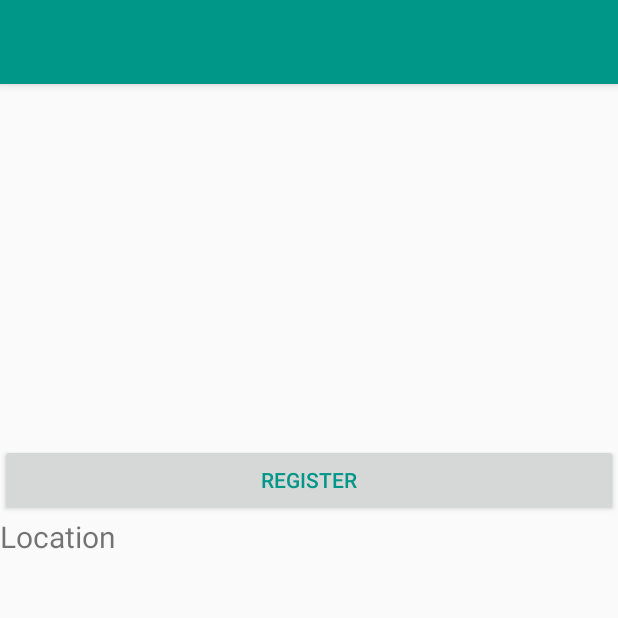
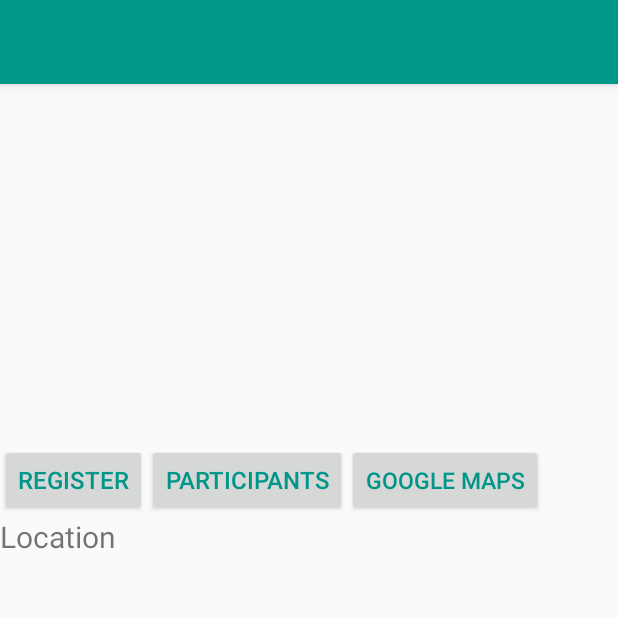
Before and after one commit to tolgasaglik/RedCarpet, an Android app: the PartyCheckinActivity screen opened directly, with no data from a screen before it, on a phone screen of 412 x 824 dp, the top half of it. Run offline under Robolectric (Android 15) with nearby library versions, the phone set to English and light mode, and no system bars; our stand-ins replace Firebase (no records; nobody signed in at launch, a user with empty details on screens opened directly), Picasso; pictures from the network do not load; 6 statements that could not run were skipped.

Commit message:
Participant list for each party

```diff
--- a/app/src/main/java/com/example/saglik/redcarpetapp/Activity/ParticipantActivity.java
+++ b/app/src/main/java/com/example/saglik/redcarpetapp/Activities/ParticipantActivity.java
@@ -1,4 +1,4 @@
-package com.example.saglik.redcarpetapp.Activity;
+package com.example.saglik.redcarpetapp.Activities;
 
 import android.support.v7.app.AppCompatActivity;
 import android.os.Bundle;
--- a/app/src/main/java/com/example/saglik/redcarpetapp/Activity/PartyCheckinActivity.java
+++ b/app/src/main/java/com/example/saglik/redcarpetapp/Activities/PartyCheckinActivity.java
@@ -1,12 +1,17 @@
-package com.example.saglik.redcarpetapp.Activity;
+package com.example.saglik.redcarpetapp.Activities;
 
+import android.app.Dialog;
 import android.content.Intent;
 import android.net.Uri;
 import android.support.v7.app.AppCompatActivity;
 import android.os.Bundle;
 import android.view.View;
+import android.widget.Adapter;
+import android.widget.ArrayAdapter;
 import android.widget.Button;
 import android.widget.ImageView;
+import android.widget.ListView;
+import android.widget.PopupMenu;
 import android.widget.TextView;
 
 import com.example.saglik.redcarpetapp.Classes.Party;
@@ -15,13 +20,15 @@ import com.example.saglik.redcarpetapp.Database.DatabaseWriter;
 import com.example.saglik.redcarpetapp.R;
 import com.google.firebase.auth.FirebaseAuth;
 import com.google.firebase.auth.FirebaseUser;
-import com.google.firebase.database.ChildEventListener;
 import com.google.firebase.database.DataSnapshot;
 import com.google.firebase.database.DatabaseError;
 import com.google.firebase.database.DatabaseReference;
 import com.google.firebase.database.FirebaseDatabase;
 import com.google.firebase.database.ValueEventListener;
 import com.squareup.picasso.Picasso;
+
+import java.util.ArrayList;
+import java.util.List;
 
 public class PartyCheckinActivity extends AppCompatActivity {
 
@@ -31,18 +38,22 @@ public class PartyCheckinActivity extends AppCompatActivity {
     TextView organizerView;
     ImageView imageView;
     Button registerButton;
+    Button mapsButton;
+    Button participantButton;
     Party currentParty = new Party();
     User user = new User();
     DatabaseReference mDatabase;
     String partyName;
     boolean isParticipant;
+    ListView participantList;
+    ArrayList<String> participantNames = new ArrayList<>();
 
     @Override
     protected void onCreate(Bundle savedInstanceState) {
         super.onCreate(savedInstanceState);
         setContentView(R.layout.activity_party_checkin);
 
-        Intent intent = getIntent();
+        final Intent intent = getIntent();
         partyName = intent.getStringExtra("partyName");
         setTitle(partyName);
 
@@ -52,6 +63,8 @@ public class PartyCheckinActivity extends AppCompatActivity {
         infoView = findViewById(R.id.infoView);
         imageView = findViewById(R.id.imageView);
         registerButton = findViewById(R.id.registerButton);
+        mapsButton = findViewById(R.id.mapsButton);
+        participantButton = findViewById(R.id.participantButton);
 
 
 
@@ -73,7 +86,7 @@ public class PartyCheckinActivity extends AppCompatActivity {
             }
         });
         //Open googlemaps on click
-        locationView.setOnClickListener(new View.OnClickListener() {
+        mapsButton.setOnClickListener(new View.OnClickListener() {
             @Override
             public void onClick(View view) {
                 String map = "http://maps.google.co.in/maps?q=" + currentParty.getLocation();
@@ -95,7 +108,32 @@ public class PartyCheckinActivity extends AppCompatActivity {
                     dbWriter.removeParticipanFromParty(partyID);
                     registerButton.setText("REGISTER");
                 }
+            }
+        });
+        participantList = findViewById(R.id.participantList);
+        DatabaseReference mDatabase = FirebaseDatabase.getInstance().getReference("parties/"+partyName+"/participants/");
+        mDatabase.addValueEventListener(new ValueEventListener() {
+            @Override
+            public void onDataChange(DataSnapshot dataSnapshot) {
+                for(DataSnapshot ds : dataSnapshot.getChildren()){
+                    participantNames.add(ds.getValue().toString());
+                }
+            }
+            @Override
+            public void onCancelled(DatabaseError databaseError) {}
+        });
 
+
+        final ArrayAdapter<String> adapter = new ArrayAdapter<>(getApplicationContext(), android.R.layout.simple_list_item_1, participantNames);
+        participantButton.setOnClickListener(new View.OnClickListener() {
+            @Override
+            public void onClick(View view) {
+                final Dialog dialog = new Dialog(PartyCheckinActivity.this);
+                dialog.setContentView(R.layout.participant_dialog);
+                dialog.setTitle("Participants");
+                participantList = (ListView) dialog.findViewById(R.id.participantList);
+                participantList.setAdapter(adapter);
+                dialog.show();
             }
         });
     }
--- a/app/src/main/java/com/example/saglik/redcarpetapp/Activity/PartyCreateActivity.java
+++ b/app/src/main/java/com/example/saglik/redcarpetapp/Activities/PartyCreateActivity.java
@@ -1,4 +1,4 @@
-package com.example.saglik.redcarpetapp.Activity;
+package com.example.saglik.redcarpetapp.Activities;
 
 import android.content.Intent;
 import android.graphics.PorterDuff;
--- a/app/src/main/java/com/example/saglik/redcarpetapp/Activity/ProfileActivity.java
+++ b/app/src/main/java/com/example/saglik/redcarpetapp/Activities/ProfileActivity.java
@@ -1,4 +1,4 @@
-package com.example.saglik.redcarpetapp.Activity;
+package com.example.saglik.redcarpetapp.Activities;
 
 import android.content.Intent;
 import android.support.v7.app.AppCompatActivity;
--- a/app/src/main/res/layout-land/activity_party_checkin.xml
+++ b/app/src/main/res/layout-land/activity_party_checkin.xml
@@ -4,7 +4,7 @@
     xmlns:tools="http://schemas.android.com/tools"
     android:layout_width="match_parent"
     android:layout_height="match_parent"
-    tools:context="com.example.saglik.redcarpetapp.Activity.PartyCheckinActivity">
+    tools:context="com.example.saglik.redcarpetapp.Activities.PartyCheckinActivity">
 
     <ImageView
         android:id="@+id/imageView"
--- a/app/src/main/res/layout/activity_participant.xml
+++ b/app/src/main/res/layout/activity_participant.xml
@@ -4,6 +4,6 @@
     xmlns:tools="http://schemas.android.com/tools"
     android:layout_width="match_parent"
     android:layout_height="match_parent"
-    tools:context="com.example.saglik.redcarpetapp.Activity.ParticipantActivity">
+    tools:context="com.example.saglik.redcarpetapp.Activities.ParticipantActivity">
 
 </android.support.constraint.ConstraintLayout>
--- a/app/src/main/res/layout/activity_party_checkin.xml
+++ b/app/src/main/res/layout/activity_party_checkin.xml
@@ -4,17 +4,15 @@
     xmlns:tools="http://schemas.android.com/tools"
     android:layout_width="match_parent"
     android:layout_height="match_parent"
-    tools:context="com.example.saglik.redcarpetapp.Activity.PartyCheckinActivity">
-
-
+    tools:context="com.example.saglik.redcarpetapp.Activities.PartyCheckinActivity">
 
 
     <LinearLayout
         android:id="@+id/imageLayout"
         android:layout_width="360dp"
         android:layout_height="240dp"
-        android:orientation="horizontal"
-        android:layout_centerHorizontal="true">
+        android:layout_centerHorizontal="true"
+        android:orientation="horizontal">
 
         <ImageView
             android:id="@+id/imageView"
@@ -28,15 +26,33 @@
 
     <Button
         android:id="@+id/registerButton"
-        android:layout_width="match_parent"
+        android:layout_width="wrap_content"
         android:layout_height="wrap_content"
+        android:layout_alignParentStart="true"
+        android:layout_below="@+id/imageLayout"
+        android:text="unregister"
+        android:textSize="16sp"
+        android:textColor="@color/colorPrimary" />
+
+    <Button
+        android:id="@+id/participantButton"
+        android:layout_width="wrap_content"
+        android:layout_height="wrap_content"
+        android:layout_toEndOf="@id/registerButton"
         android:layout_below="@id/imageLayout"
-        android:textColor="@color/colorPrimary"
-        android:text="register this event"/>
+        android:text="participants"
+        android:textSize="16sp"
+        android:textColor="@color/colorPrimary"/>
 
-    <android.support.v7.widget.CardView
-        android:layout_width="match_parent"
-        android:layout_height="wrap_content" />
+    <Button
+        android:id="@+id/mapsButton"
+        android:layout_width="wrap_content"
+        android:layout_height="wrap_content"
+        android:layout_toEndOf="@id/participantButton"
+        android:layout_below="@id/imageLayout"
+        android:text="google maps"
+        android:textSize="15sp"
+        android:textColor="@color/colorPrimary"/>
 
     <TextView
         android:id="@+id/locationView"
@@ -44,35 +60,34 @@
         android:layout_height="wrap_content"
         android:layout_below="@+id/registerButton"
         android:minLines="2"
-        android:textSize="20dp"
-        android:text="Location" />
+        android:text="Location"
+        android:textSize="20dp" />
 
     <TextView
         android:id="@+id/organizerView"
         android:layout_width="match_parent"
         android:layout_height="wrap_content"
-        android:textSize="20dp"
-        android:layout_below="@+id/locationView"/>
+        android:layout_below="@+id/locationView"
+        android:textSize="20dp" />
 
     <TextView
         android:id="@+id/dateView"
         android:layout_width="match_parent"
         android:layout_height="wrap_content"
-        android:textSize="20dp"
-        android:layout_below="@id/organizerView"/>
+        android:layout_below="@id/organizerView"
+        android:textSize="20dp" />
 
     <TextView
         android:id="@+id/infoView"
         android:layout_width="match_parent"
         android:layout_height="wrap_content"
-        android:textSize="20dp"
-        android:layout_below="@+id/dateView"/>
+        android:layout_below="@+id/dateView"
+        android:textSize="20dp" />
 
     <ListView
         android:layout_width="match_parent"
         android:layout_height="match_parent"
-        android:layout_below="@id/infoView">
-    </ListView>
+        android:layout_below="@id/infoView"></ListView>
 
 
 </RelativeLayout>
--- a/app/src/main/res/layout/activity_party_create.xml
+++ b/app/src/main/res/layout/activity_party_create.xml
@@ -5,7 +5,7 @@
     android:layout_width="match_parent"
     android:layout_height="match_parent"
 
-    tools:context="com.example.saglik.redcarpetapp.Activity.PartyCreateActivity">
+    tools:context="com.example.saglik.redcarpetapp.Activities.PartyCreateActivity">
 
     <TextView
         android:id="@+id/textView1"
--- a/app/src/main/res/layout/activity_profile.xml
+++ b/app/src/main/res/layout/activity_profile.xml
@@ -4,7 +4,7 @@
     xmlns:tools="http://schemas.android.com/tools"
     android:layout_width="match_parent"
     android:layout_height="match_parent"
-    tools:context="com.example.saglik.redcarpetapp.Activity.ProfileActivity">
+    tools:context="com.example.saglik.redcarpetapp.Activities.ProfileActivity">
 
     <TextView
         android:id="@+id/textView1"
--- a/app/src/main/res/layout/activity_public_chat.xml
+++ b/app/src/main/res/layout/activity_public_chat.xml
@@ -9,7 +9,7 @@
     android:paddingLeft="@dimen/activity_horizontal_margin"
     android:paddingRight="@dimen/activity_horizontal_margin"
     android:paddingTop="@dimen/activity_vertical_margin"
-    tools:context="com.example.saglik.redcarpetapp.Activity.PublicChatActivity">
+    tools:context="com.example.saglik.redcarpetapp.Activities.PublicChatActivity">
 
 <android.support.design.widget.FloatingActionButton
     android:layout_width="wrap_content"
--- a/app/src/main/res/layout/app_bar_main.xml
+++ b/app/src/main/res/layout/app_bar_main.xml
@@ -4,7 +4,7 @@
     xmlns:tools="http://schemas.android.com/tools"
     android:layout_width="match_parent"
     android:layout_height="match_parent"
-    tools:context="com.example.saglik.redcarpetapp.Activity.MainActivity">
+    tools:context="com.example.saglik.redcarpetapp.Activities.MainActivity">
 
     <android.support.design.widget.AppBarLayout
         android:layout_width="match_parent"
--- a/app/src/main/res/layout/content_main.xml
+++ b/app/src/main/res/layout/content_main.xml
@@ -5,7 +5,7 @@
     android:layout_width="match_parent"
     android:layout_height="match_parent"
     app:layout_behavior="@string/appbar_scrolling_view_behavior"
-    tools:context="com.example.saglik.redcarpetapp.Activity.MainActivity"
+    tools:context="com.example.saglik.redcarpetapp.Activities.MainActivity"
     tools:showIn="@layout/app_bar_main">
 
     <ListView
```
Also changed, not shown: app/src/main/AndroidManifest.xml (+7 -7 lines), app/src/main/java/com/example/saglik/redcarpetapp/Activities/MainActivity.java (renamed from app/src/main/java/com/example/saglik/redcarpetapp/Activity/MainActivity.java, +2 -11 lines), app/src/main/java/com/example/saglik/redcarpetapp/Activities/PhoneAuthActivity.java (renamed from app/src/main/java/com/example/saglik/redcarpetapp/Activity/PhoneAuthActivity.java, +1 -8 lines), app/src/main/java/com/example/saglik/redcarpetapp/Activities/PublicChatActivity.java (renamed from app/src/main/java/com/example/saglik/redcarpetapp/Activity/PublicChatActivity.java, +1 -28 lines), app/src/main/java/com/example/saglik/redcarpetapp/Database/DatabaseWriter.java (+14 -2 lines), app/src/main/res/layout/participant_dialog.xml (added, +13 -0 lines).
